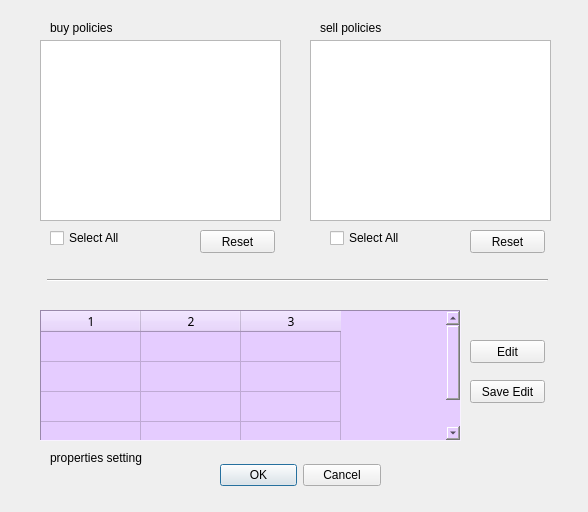
This is selectPoliciesDialog.ui in impangt/-my1stproj as Qt 5 draws it before an edit. The edited form follows.
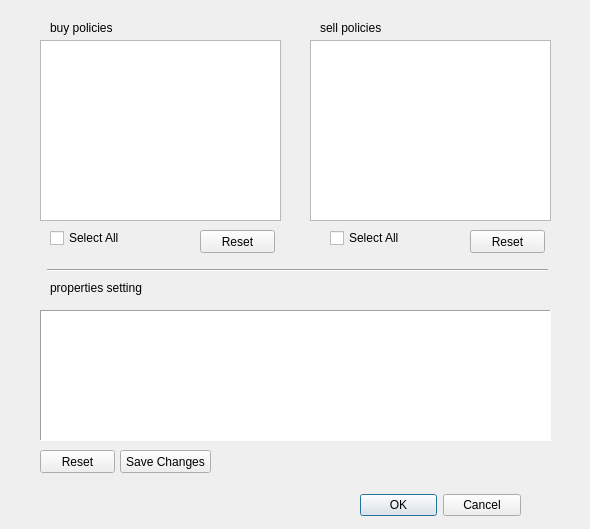
This is the edited form.

What changed in the file:
```diff
--- a/selectPoliciesDialog.ui
+++ b/selectPoliciesDialog.ui
@@ -6,8 +6,8 @@
    <rect>
     <x>0</x>
     <y>0</y>
-    <width>588</width>
-    <height>512</height>
+    <width>590</width>
+    <height>529</height>
    </rect>
   </property>
   <property name="windowTitle">
@@ -16,8 +16,8 @@
   <widget class="QDialogButtonBox" name="buttonBox">
    <property name="geometry">
     <rect>
-     <x>220</x>
-     <y>460</y>
+     <x>360</x>
+     <y>490</y>
      <width>161</width>
      <height>31</height>
     </rect>
@@ -119,7 +119,7 @@
     <rect>
      <x>40</x>
      <y>310</y>
-     <width>421</width>
+     <width>511</width>
      <height>131</height>
     </rect>
    </property>
@@ -133,7 +133,7 @@
     <bool>true</bool>
    </property>
    <property name="styleSheet">
-    <string notr="true">Background-color:rgb(229,204,255)</string>
+    <string notr="true"/>
    </property>
    <property name="frameShape">
     <enum>QFrame::Panel</enum>
@@ -142,13 +142,13 @@
     <bool>true</bool>
    </property>
    <property name="rowCount">
-    <number>4</number>
+    <number>0</number>
    </property>
    <property name="columnCount">
     <number>3</number>
    </property>
    <attribute name="horizontalHeaderVisible">
-    <bool>true</bool>
+    <bool>false</bool>
    </attribute>
    <attribute name="verticalHeaderVisible">
     <bool>false</bool>
@@ -156,10 +156,6 @@
    <attribute name="verticalHeaderHighlightSections">
     <bool>true</bool>
    </attribute>
-   <row/>
-   <row/>
-   <row/>
-   <row/>
    <column/>
    <column/>
    <column/>
@@ -181,7 +177,7 @@
    <property name="geometry">
     <rect>
      <x>50</x>
-     <y>450</y>
+     <y>280</y>
      <width>161</width>
      <height>16</height>
     </rect>
@@ -193,34 +189,34 @@
   <widget class="QPushButton" name="pushButton_3">
    <property name="geometry">
     <rect>
-     <x>470</x>
-     <y>340</y>
+     <x>40</x>
+     <y>450</y>
      <width>75</width>
      <height>23</height>
     </rect>
    </property>
    <property name="text">
-    <string>Edit</string>
+    <string>Reset</string>
    </property>
   </widget>
   <widget class="QPushButton" name="pushButton_4">
    <property name="geometry">
     <rect>
-     <x>470</x>
-     <y>380</y>
-     <width>75</width>
+     <x>120</x>
+     <y>450</y>
+     <width>91</width>
      <height>23</height>
     </rect>
    </property>
    <property name="text">
-    <string>Save Edit</string>
+    <string>Save Changes</string>
    </property>
   </widget>
   <widget class="Line" name="line">
    <property name="geometry">
     <rect>
      <x>47</x>
-     <y>270</y>
+     <y>260</y>
      <width>501</width>
      <height>20</height>
     </rect>
```
Left out of the diff: 113 changed lines with no effect on the pictures.
